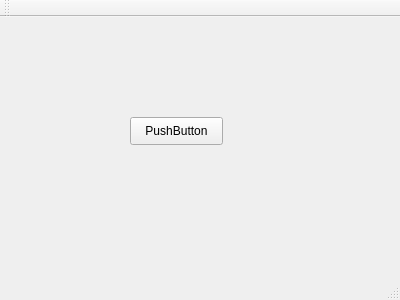
This is Qt5/network/mainwindow.ui in Houwenda/python_programming as Qt 5 draws it before an edit. The edited form follows.
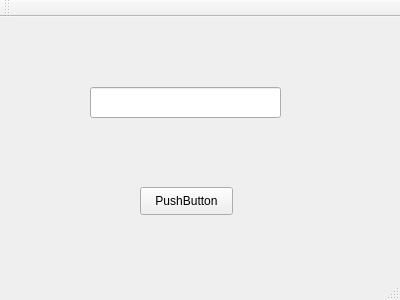
This is the edited form.

The edit to the form file:
```diff
--- a/Qt5/network/mainwindow.ui
+++ b/Qt5/network/mainwindow.ui
@@ -17,8 +17,8 @@
    <widget class="QPushButton" name="pushButton">
     <property name="geometry">
      <rect>
-      <x>130</x>
-      <y>100</y>
+      <x>140</x>
+      <y>170</y>
       <width>93</width>
       <height>28</height>
      </rect>
@@ -27,6 +27,16 @@
      <string>PushButton</string>
     </property>
    </widget>
+   <widget class="QLineEdit" name="lineEdit">
+    <property name="geometry">
+     <rect>
+      <x>90</x>
+      <y>70</y>
+      <width>191</width>
+      <height>31</height>
+     </rect>
+    </property>
+   </widget>
   </widget>
   <widget class="QMenuBar" name="menuBar">
    <property name="geometry">
```
Left out of the diff: 2 changed lines with no effect on the pictures.
